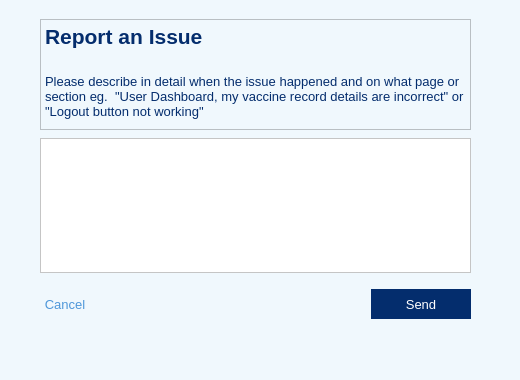
This is MCR-app/report_issues.ui in maria-gedye/QTapp as Qt 5 draws it before an edit. The edited form follows.
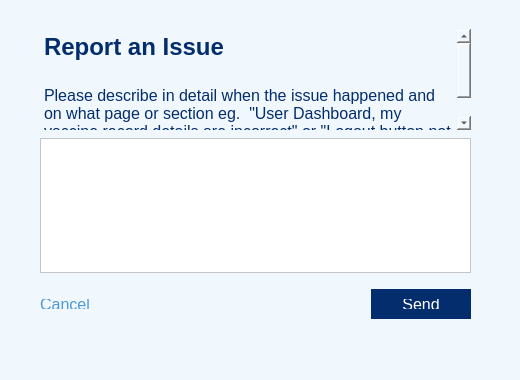
This is the edited form.

```diff
--- a/MCR-app/report_issues.ui
+++ b/MCR-app/report_issues.ui
@@ -46,7 +46,7 @@
         </property>
         <property name="font">
          <font>
-          <pointsize>10</pointsize>
+          <pointsize>12</pointsize>
          </font>
         </property>
         <property name="styleSheet">
@@ -84,7 +84,7 @@
         </property>
         <property name="font">
          <font>
-          <pointsize>10</pointsize>
+          <pointsize>12</pointsize>
          </font>
         </property>
         <property name="styleSheet">
@@ -107,9 +107,9 @@
    <property name="geometry">
     <rect>
      <x>40</x>
-     <y>19</y>
+     <y>29</y>
      <width>431</width>
-     <height>111</height>
+     <height>101</height>
     </rect>
    </property>
    <property name="sizePolicy">
@@ -121,7 +121,7 @@
    <property name="minimumSize">
     <size>
      <width>431</width>
-     <height>111</height>
+     <height>101</height>
     </size>
    </property>
    <property name="font">
@@ -130,16 +130,16 @@
     </font>
    </property>
    <property name="styleSheet">
-    <string notr="true">background-color: rgb(240, 248, 253);</string>
+    <string notr="true">border:none;background-color: rgb(240, 248, 253);</string>
    </property>
    <property name="html">
     <string>&lt;!DOCTYPE HTML PUBLIC &quot;-//W3C//DTD HTML 4.0//EN&quot; &quot;http://www.w3.org/TR/REC-html40/strict.dtd&quot;&gt;
 &lt;html&gt;&lt;head&gt;&lt;meta name=&quot;qrichtext&quot; content=&quot;1&quot; /&gt;&lt;style type=&quot;text/css&quot;&gt;
 p, li { white-space: pre-wrap; }
-&lt;/style&gt;&lt;/head&gt;&lt;body style=&quot; font-family:'MS Shell Dlg 2'; font-size:10pt; font-weight:400; font-style:normal;&quot;&gt;
-&lt;p style=&quot; margin-top:0px; margin-bottom:0px; margin-left:0px; margin-right:0px; -qt-block-indent:0; text-indent:0px;&quot;&gt;&lt;span style=&quot; font-family:'.AppleSystemUIFont'; font-size:16pt; font-weight:600; color:#042d6d;&quot;&gt;Report an Issue&lt;/span&gt;&lt;/p&gt;
-&lt;p style=&quot;-qt-paragraph-type:empty; margin-top:0px; margin-bottom:0px; margin-left:0px; margin-right:0px; -qt-block-indent:0; text-indent:0px; font-family:'.AppleSystemUIFont'; font-size:16pt; font-weight:600; color:#042d6d;&quot;&gt;&lt;br /&gt;&lt;/p&gt;
-&lt;p style=&quot; margin-top:0px; margin-bottom:0px; margin-left:0px; margin-right:0px; -qt-block-indent:0; text-indent:0px;&quot;&gt;&lt;span style=&quot; font-family:'.AppleSystemUIFont'; color:#042d6d;&quot;&gt;Please describe in detail when the issue happened and on what page or section eg.  &amp;quot;User Dashboard, my vaccine record details are incorrect&amp;quot; or &amp;quot;Logout button not working&amp;quot;&lt;/span&gt;&lt;/p&gt;&lt;/body&gt;&lt;/html&gt;</string>
+&lt;/style&gt;&lt;/head&gt;&lt;body style=&quot; font-family:'.AppleSystemUIFont'; font-size:10pt; font-weight:400; font-style:normal;&quot;&gt;
+&lt;p style=&quot; margin-top:0px; margin-bottom:0px; margin-left:0px; margin-right:0px; -qt-block-indent:0; text-indent:0px;&quot;&gt;&lt;span style=&quot; font-size:18pt; font-weight:600; color:#042d6d;&quot;&gt;Report an Issue&lt;/span&gt;&lt;/p&gt;
+&lt;p style=&quot;-qt-paragraph-type:empty; margin-top:0px; margin-bottom:0px; margin-left:0px; margin-right:0px; -qt-block-indent:0; text-indent:0px; font-size:16pt; font-weight:600; color:#042d6d;&quot;&gt;&lt;br /&gt;&lt;/p&gt;
+&lt;p style=&quot; margin-top:0px; margin-bottom:0px; margin-left:0px; margin-right:0px; -qt-block-indent:0; text-indent:0px;&quot;&gt;&lt;span style=&quot; font-size:12pt; color:#042d6d;&quot;&gt;Please describe in detail when the issue happened and on what page or section eg.  &amp;quot;User Dashboard, my vaccine record details are incorrect&amp;quot; or &amp;quot;Logout button not working&amp;quot;&lt;/span&gt;&lt;/p&gt;&lt;/body&gt;&lt;/html&gt;</string>
    </property>
   </widget>
  </widget>
```
